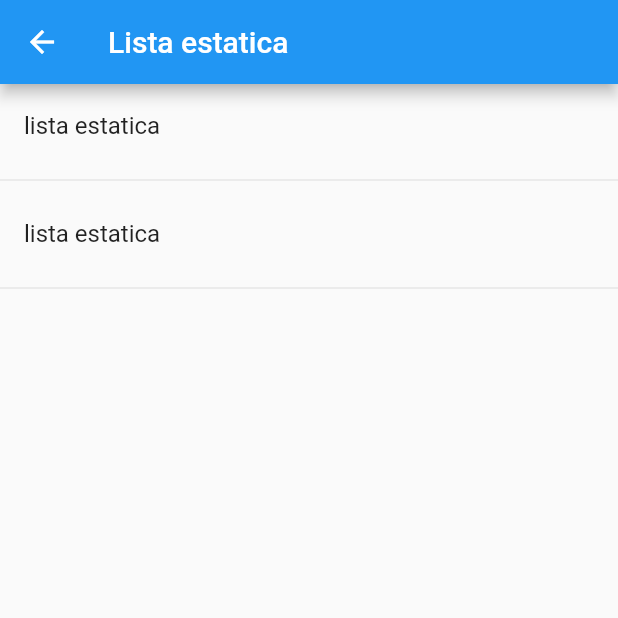
After one commit to MonkeYor13/learn_flutter, a Flutter app: the ListaEstatica screen opened by its route, on a phone screen of 412 x 824 dp, the top half of it. The commit adds this screen. Run offline on Flutter 3.47's test engine with Material 2 defaults, Android fonts, the phone set to English and light mode, and no system bars.

Commit message:
reparacion de lista

```diff
--- a/lib/imports/imports.dart
+++ b/lib/imports/imports.dart
@@ -5,3 +5,4 @@ export 'package:learn_flutter/screens/widget_con_function.dart';
 export 'package:learn_flutter/componentes/my_card.dart';
 export 'package:learn_flutter/screens/card_screen.dart';
 export 'package:learn_flutter/screens/contactos_screen.dart';
+export 'package:learn_flutter/screens/lista_estatica.dart';
--- a/lib/main.dart
+++ b/lib/main.dart
@@ -1,6 +1,5 @@
 import 'package:flutter/material.dart';
 import 'package:learn_flutter/imports/imports.dart';
-
 
 void main() => runApp(const MyApp());
 
@@ -19,8 +18,8 @@ class MyApp extends StatelessWidget {
         'three': (__) => MiniAppScreen(),
         'four': (__) => FuncionConArgumento(),
         'five': (__) => ContactsScreen(),
+        'six': (__) => ListaEstatica(),
       },
-
     );
   }
 }
--- a/lib/screens/home.dart
+++ b/lib/screens/home.dart
@@ -30,6 +30,18 @@ class HomeScreen extends StatelessWidget {
               },
               child: Text('Funcion como Argumento'),
             ),
+            TextButton(
+              onPressed: () {
+                Navigator.pushNamed(context, 'six');
+              },
+              child: Text('Lista estatica'),
+            ),
+            TextButton(
+              onPressed: () {
+                Navigator.pushNamed(context, 'seven');
+              },
+              child: Text('Lista dinamica'),
+            ),
           ],
         ),
       ),
--- /dev/null
+++ b/lib/screens/lista_estatica.dart
@@ -0,0 +1,39 @@
+import 'package:flutter/material.dart';
+
+class ListaEstatica extends StatelessWidget {
+  const ListaEstatica({super.key});
+
+  @override
+  Widget build(BuildContext context) {
+    return Scaffold(
+      appBar: AppBar(
+        title: Text('Lista estatica'),
+      ),
+      body: Lista_Estatica(),
+    );
+  }
+}
+
+
+
+class Lista_Estatica extends StatelessWidget {
+  const Lista_Estatica({
+    super.key,
+  });
+
+  @override
+  Widget build(BuildContext context) {
+    return ListView(
+      children: [
+        ListTile(
+          title: Text('lista estatica'),
+        ),
+        Divider(),
+        ListTile(
+          title: Text('lista estatica'),
+        ),
+        Divider(),
+      ],
+    );
+  }
+}
```
